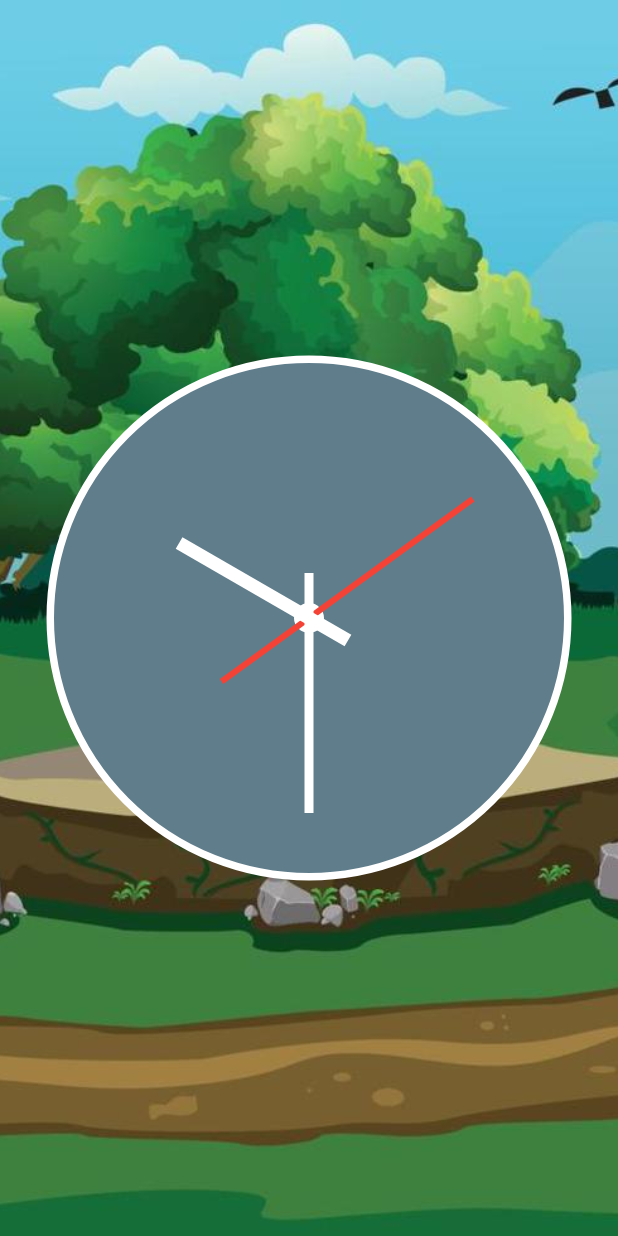
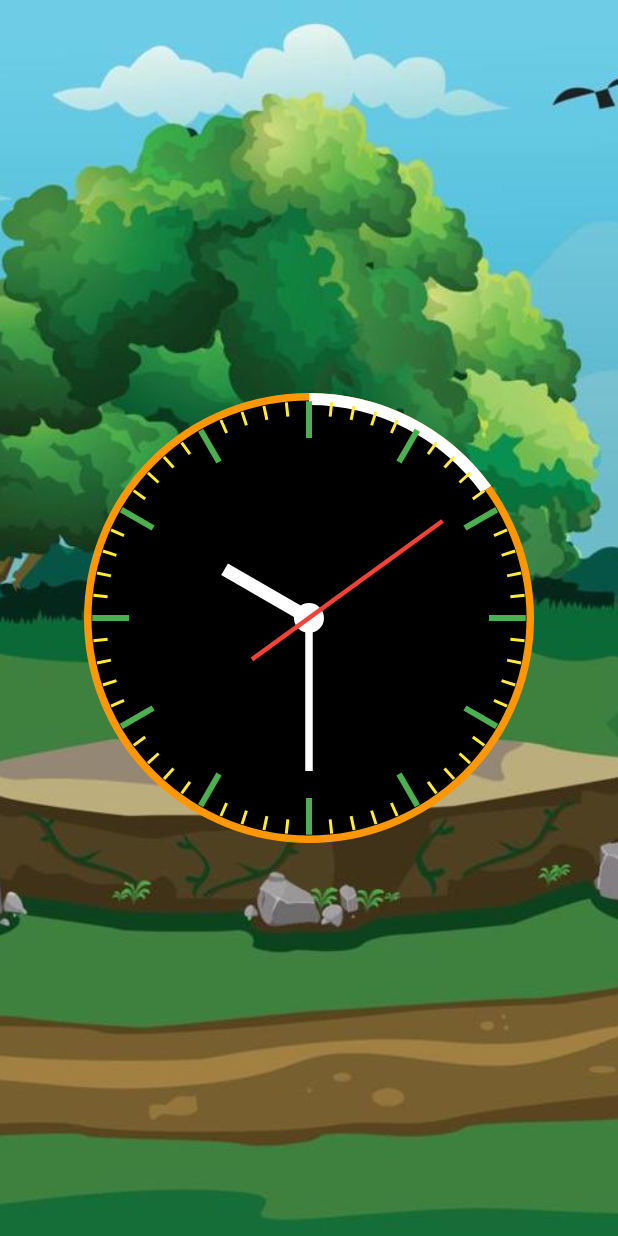
Before and after one commit to priyamtripathiii03/clock_daily_task, a Flutter app: the AnalogClock screen opened by its route, on a phone screen of 412 x 824 dp. Run offline on Flutter 3.47's test engine with Material 3 defaults, Android fonts, the phone set to English and light mode, and no system bars.

Commit message:
08-08-2024

```diff
--- a/lib/analog_clock.dart
+++ b/lib/analog_clock.dart
@@ -38,35 +38,50 @@ class _AnalogClockState extends State<AnalogClock> {
           alignment: Alignment.center,
           children: [
             Container(
-              height: 350,
-              width: 350,
+              height: 300,
+              width: 310,
               decoration: BoxDecoration(
+                color: Colors.black,
                 shape: BoxShape.circle,
-                color: Colors.blueGrey,
-                border: Border.all(color: Colors.white, width: 5),
+                border: Border.all(color: Colors.orange, width: 5,),
               ),
               child: Stack(
                 alignment: Alignment.center,
                 children: [
+                  Transform.scale(scale:2,
+                    child: Container(
+                      height: 140,
+                      width: 140,
+
+                      child: CircularProgressIndicator(
+                        strokeAlign: 1.5,
+                        color: Colors.white,
+                        value: dateTime.second/60,
+                      ),
+                    ),
+                  ),
+                  ...List.generate(
+                    60,
+                        (index) => Transform.rotate(
+                      angle: (index * 6) * pi / 180,
+                      child: VerticalDivider(
+                        color: (index%5==0)?Colors.green:Colors.yellow,
+                        thickness:(index%5==0)?4:2,
+                        endIndent:(index%5==0)? 265:280,
+                        indent:0.5,
+                      ),
+                    ),
+                  ),
                   CircleAvatar(
                     radius: 10,
                     backgroundColor: Colors.white,
                   ),
                   Transform.rotate(
-                    angle: (dateTime.second * 6) * pi / 180,
-                    child: VerticalDivider(
-                      color: Colors.red,
-                      thickness: 4,
-                      indent: 35,
-                      endIndent: 98,
-                    ),
-                  ),
-                  Transform.rotate(
                     angle: (dateTime.minute * 6) * pi / 180,
                     child: VerticalDivider(
                       color: Colors.white,
-                      thickness: 6,
-                      indent: 40,
+                      thickness: 5,
+                      indent: 43,
                       endIndent: 140,
                     ),
                   ),
@@ -75,8 +90,17 @@ class _AnalogClockState extends State<AnalogClock> {
                     child: VerticalDivider(
                       color: Colors.white,
                       thickness: 9,
-                      indent: 70,
+                      indent: 80,
                       endIndent: 140,
+                    ),
+                  ),
+                  Transform.rotate(
+                    angle: (dateTime.second * 6) * pi / 180,
+                    child: VerticalDivider(
+                      color: Colors.red,
+                      thickness: 3,
+                      indent: 35,
+                      endIndent: 98,
                     ),
                   ),
                 ],
```
